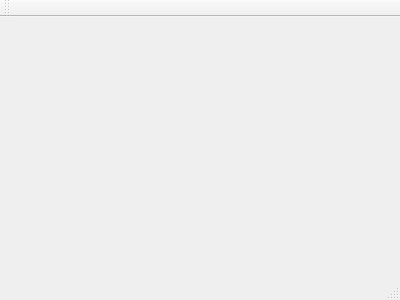
This is src/mainwindow.ui in Jerryta0/glance as Qt 5 draws it before an edit. The edited form follows.
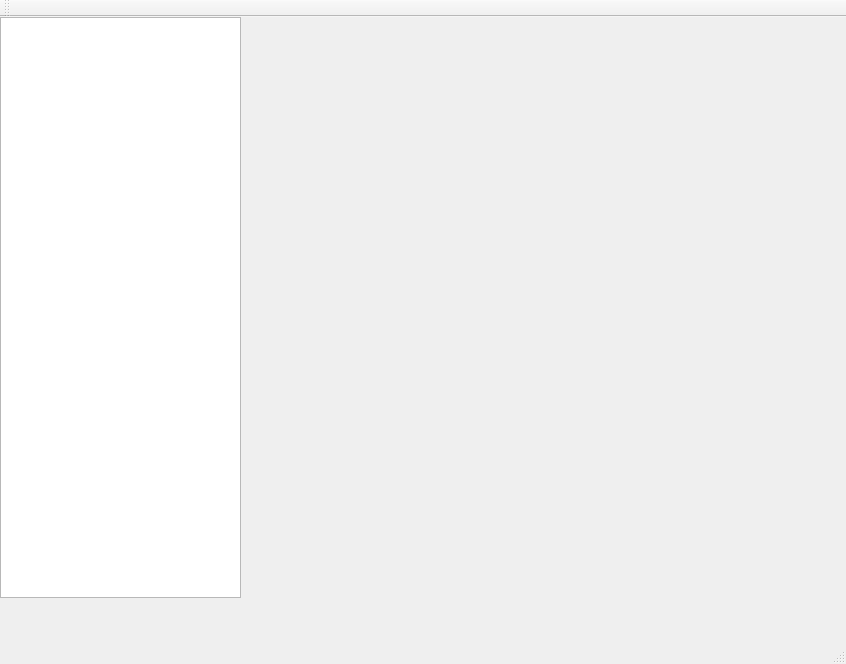
This is the edited form.

Patch:
```diff
--- a/src/mainwindow.ui
+++ b/src/mainwindow.ui
@@ -6,15 +6,34 @@
    <rect>
     <x>0</x>
     <y>0</y>
-    <width>400</width>
-    <height>300</height>
+    <width>846</width>
+    <height>664</height>
    </rect>
   </property>
   <property name="windowTitle">
    <string/>
   </property>
-  <widget class="QWidget" name="centralWidget"/>
+  <widget class="QWidget" name="centralWidget">
+   <widget class="QTreeView" name="treeView">
+    <property name="geometry">
+     <rect>
+      <x>0</x>
+      <y>0</y>
+      <width>241</width>
+      <height>581</height>
+     </rect>
+    </property>
+   </widget>
+  </widget>
   <widget class="QStatusBar" name="statusBar"/>
+  <widget class="QToolBar" name="mainToolBar">
+   <attribute name="toolBarArea">
+    <enum>TopToolBarArea</enum>
+   </attribute>
+   <attribute name="toolBarBreak">
+    <bool>false</bool>
+   </attribute>
+  </widget>
   <widget class="QMenuBar" name="menuBar">
    <property name="geometry">
     <rect>
@@ -25,14 +44,6 @@
     </rect>
    </property>
   </widget>
-  <widget class="QToolBar" name="mainToolBar">
-   <attribute name="toolBarArea">
-    <enum>TopToolBarArea</enum>
-   </attribute>
-   <attribute name="toolBarBreak">
-    <bool>false</bool>
-   </attribute>
-  </widget>
  </widget>
  <layoutdefault spacing="6" margin="11"/>
  <resources/>
```
Left out of the diff: 2 changed lines with no effect on the pictures.
